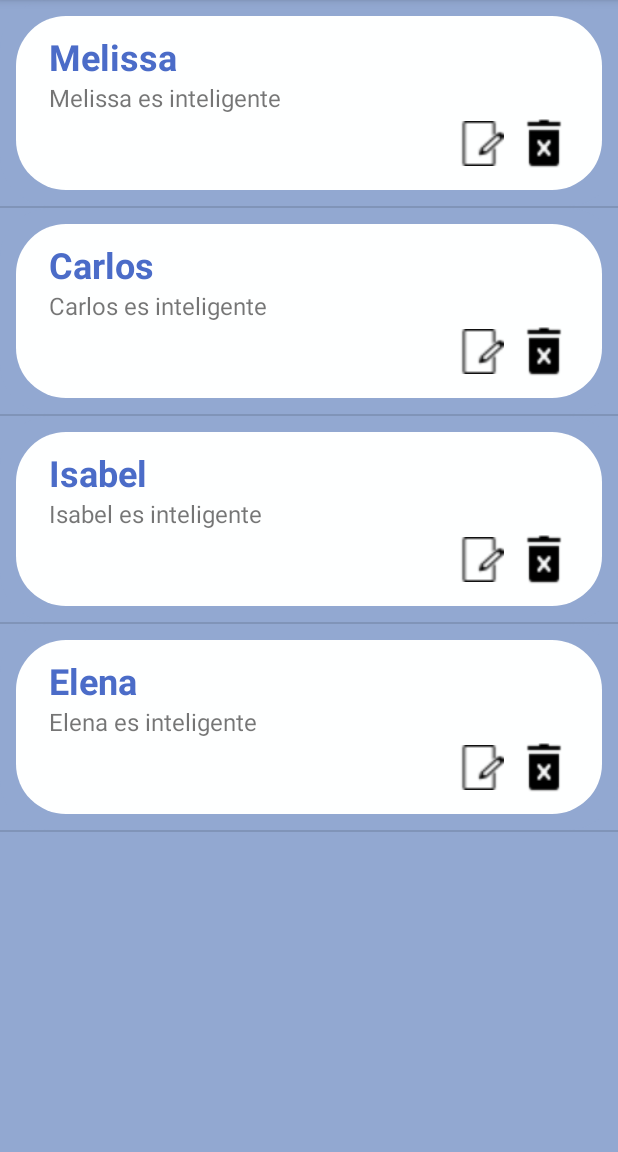
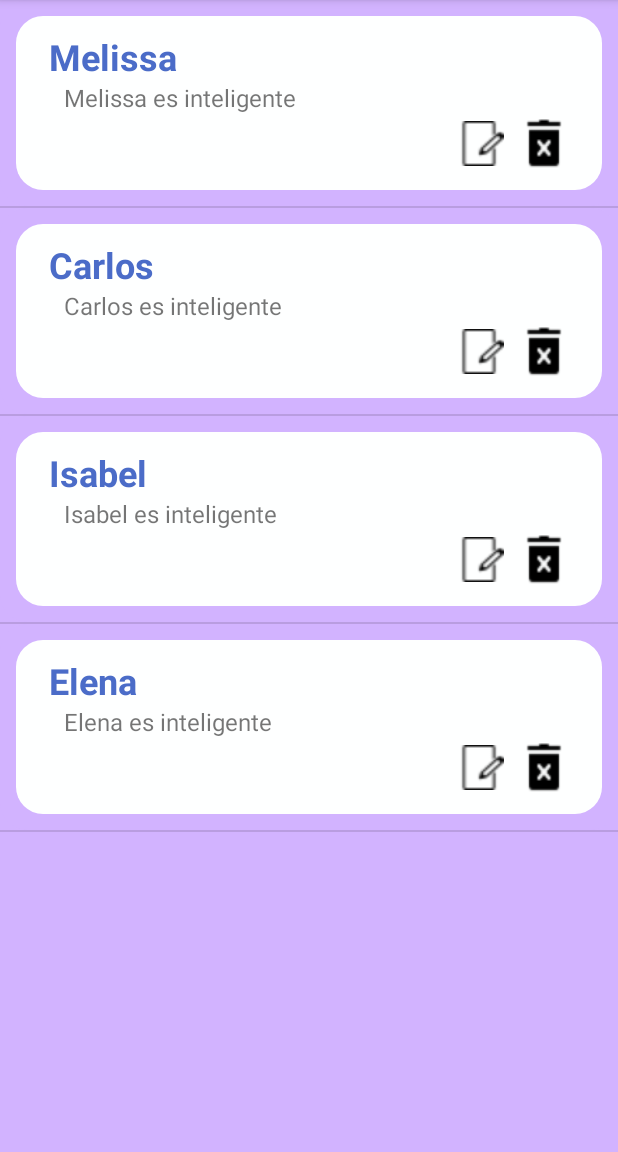
Before and after one commit to melisgb/MyNotesApp, an Android app: the screen it shows after launch (MainActivity), on a phone screen of 412 x 824 dp, the part 84-1236 px from its top. Run offline under Robolectric (Android 15) with nearby library versions, the phone set to English and light mode, and no system bars.

Commit message:
Defining styles for app.

```diff
--- /dev/null
+++ b/app/src/main/java/com/ggonzales/mynotesapp/DBManager.kt
@@ -0,0 +1 @@
+package com.ggonzales.mynotesapp
--- a/app/src/main/java/com/ggonzales/mynotesapp/MainActivity.kt
+++ b/app/src/main/java/com/ggonzales/mynotesapp/MainActivity.kt
@@ -1,15 +1,16 @@
 package com.ggonzales.mynotesapp
 
+import android.app.SearchManager
+import android.content.Context
 import android.content.Intent
 import androidx.appcompat.app.AppCompatActivity
 import android.os.Bundle
 import android.view.*
 import android.widget.BaseAdapter
-import android.widget.TextView
-import com.ggonzales.mynotesapp.Note
+import android.widget.SearchView
+import android.widget.Toast
 import kotlinx.android.synthetic.main.activity_main.*
-import kotlinx.android.synthetic.main.notes_view.*
-import kotlinx.android.synthetic.main.notes_view.view.*
+import kotlinx.android.synthetic.main.note_element.view.*
 
 class MainActivity : AppCompatActivity() {
     var notesList = ArrayList<Note>()
@@ -30,6 +31,21 @@ class MainActivity : AppCompatActivity() {
 
     override fun onCreateOptionsMenu(menu: Menu?): Boolean {
         menuInflater.inflate(R.menu.main_menu, menu)
+
+        val searchView = menu!!.findItem(R.id.search_note_ic).actionView as SearchView
+        val searchManager = getSystemService(Context.SEARCH_SERVICE) as SearchManager
+        searchView.setSearchableInfo(searchManager.getSearchableInfo(componentName))
+        searchView.setOnQueryTextListener( object : SearchView.OnQueryTextListener {
+            override fun onQueryTextSubmit(query: String?): Boolean {
+                Toast.makeText(applicationContext, query, Toast.LENGTH_SHORT).show()
+                //TODO: Search DATABASE
+                return false
+            }
+
+            override fun onQueryTextChange(newText: String?): Boolean {
+                return false
+            }
+        })
         return super.onCreateOptionsMenu(menu)
     }
 
@@ -56,7 +72,7 @@ class MainActivity : AppCompatActivity() {
         }
 
         override fun getView(position: Int, convertView: View?, parent: ViewGroup?): View {
-            var myView = layoutInflater.inflate(R.layout.notes_view, null)
+            var myView = layoutInflater.inflate(R.layout.note_element, null)
 
             var currentNote = notesListAdapter[position]
             myView.noteTitleTxtView.text = currentNote.noteName.toString()
--- a/app/src/main/res/drawable/background_notes_layout.xml
+++ b/app/src/main/res/drawable/background_notes_layout.xml
@@ -2,12 +2,12 @@
 <selector xmlns:android="http://schemas.android.com/apk/res/android">
     <item>
         <shape android:shape="rectangle">
-            <solid android:color="@color/lightBlueBackground"/>
+            <solid android:color="@color/colorBackground"/>
             <padding android:top="5pt"
                 android:bottom="5pt"
                 android:left="5pt"
                 android:right="5pt"/>
-            <corners android:radius="15pt"/>
+            <corners android:radius="8pt"/>
         </shape>
 
 
--- a/app/src/main/res/drawable/custom_button.xml
+++ b/app/src/main/res/drawable/custom_button.xml
@@ -15,7 +15,7 @@
     <item android:state_pressed="true">
         <shape>
             <gradient android:startColor="@color/colorPrimary" android:endColor="@color/colorPrimaryDark"/>
-            <stroke android:width="2dp" android:color="@color/lightBlueBackground"/>
+            <stroke android:width="2dp" android:color="@color/colorBackground"/>
             <padding android:top="5pt"
                 android:bottom="5pt"
                 android:left="5pt"
--- a/app/src/main/res/layout/activity_main.xml
+++ b/app/src/main/res/layout/activity_main.xml
@@ -4,7 +4,7 @@
     xmlns:tools="http://schemas.android.com/tools"
     android:layout_width="match_parent"
     android:layout_height="match_parent"
-    android:background="@color/lightBlueBackground"
+    android:background="@color/colorBackground"
     tools:context=".MainActivity">
 
     <ListView
--- a/app/src/main/res/layout/notes_view.xml
+++ b/app/src/main/res/layout/note_element.xml
@@ -26,6 +26,8 @@
             android:id="@+id/noteDescTxtView"
             android:layout_width="match_parent"
             android:layout_height="wrap_content"
+            android:paddingLeft="10dp"
+            android:maxLines="2"
             android:textSize="16sp" />
 
         <LinearLayout
--- a/app/src/main/res/menu/main_menu.xml
+++ b/app/src/main/res/menu/main_menu.xml
@@ -10,6 +10,7 @@
     <item
         android:id="@+id/search_note_ic"
         android:icon="@drawable/search_icon"
+        android:iconTint="@color/whiteColor"
         android:title="Search"
         app:actionViewClass="android.widget.SearchView"
         app:showAsAction="always" />
--- a/app/src/main/res/values/colors.xml
+++ b/app/src/main/res/values/colors.xml
@@ -3,7 +3,7 @@
     <color name="colorPrimary">#6200EE</color>
     <color name="colorPrimaryDark">#3700B3</color>
     <color name="colorAccent">#03DAC5</color>
-    <color name="lightBlueBackground">#92A8D1</color>
+    <color name="colorBackground">#D2B3FF</color>
     <color name="darkBlueColor">#4B6CC8</color>
     <color name="whiteColor">#FEFFFF</color>
     <color name="buttonColor">#5F4BC8</color>
--- a/app/src/main/res/values/styles.xml
+++ b/app/src/main/res/values/styles.xml
@@ -6,6 +6,7 @@
         <item name="colorPrimary">@color/colorPrimary</item>
         <item name="colorPrimaryDark">@color/colorPrimaryDark</item>
         <item name="colorAccent">@color/colorAccent</item>
+        <item name="android:navigationBarColor">@color/colorPrimary</item>
     </style>
 
 </resources>
```
